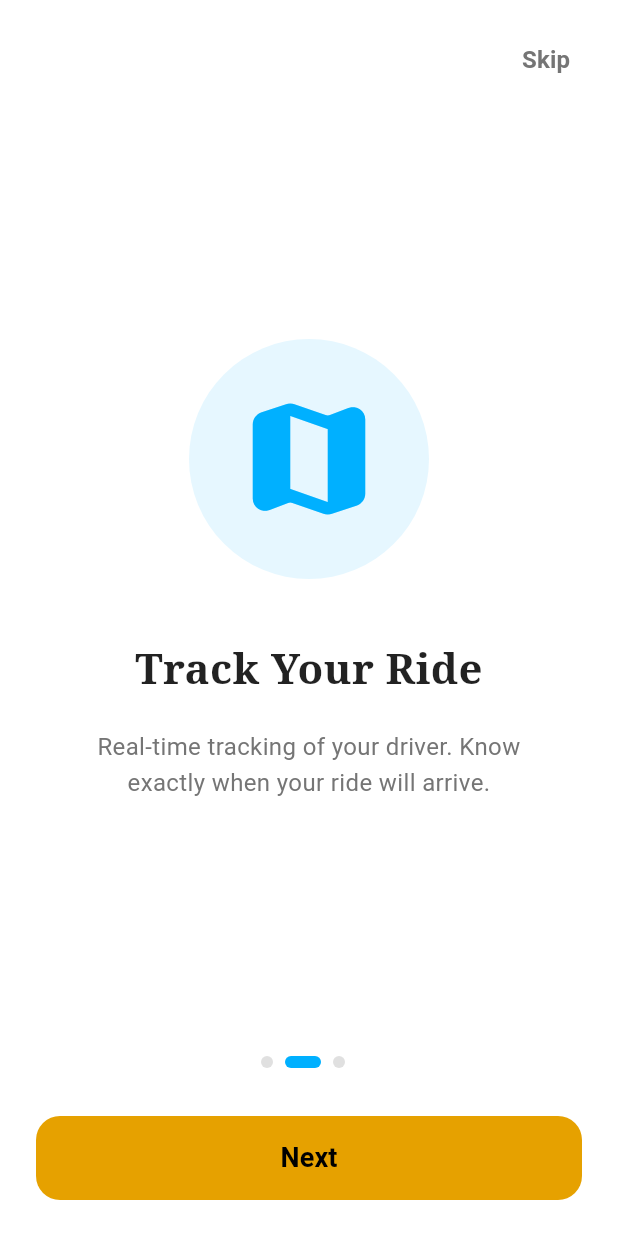
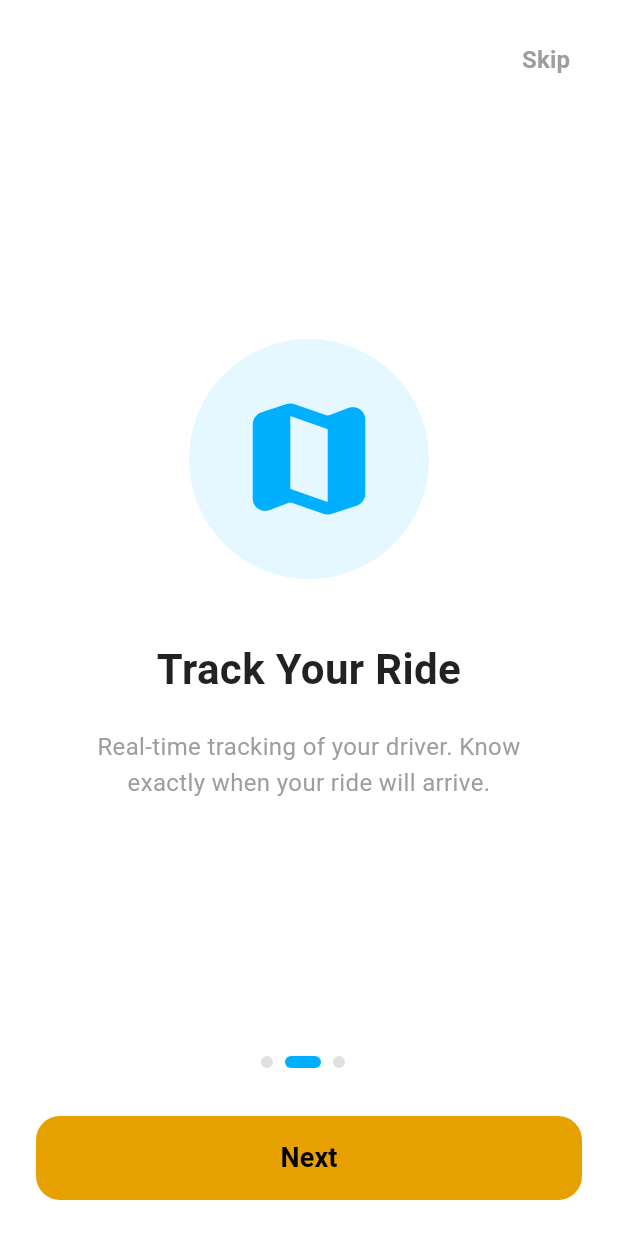
Before and after one commit to coodic/Aabo, a Flutter app: the screen it shows after launch, swiped to page 2, on a phone screen of 412 x 824 dp. Run offline on Flutter 3.47's test engine with Material 3 defaults, Android fonts, the phone set to English and light mode, and no system bars; our stand-ins replace flutter_dotenv, geolocator, google_maps_flutter, intl_phone_field.

Commit message:
modified:   lib/pages/choosing_location_page.dart 	modified:   lib/pages/onboarding_screen.dart

```diff
--- a/lib/pages/onboarding_screen.dart
+++ b/lib/pages/onboarding_screen.dart
@@ -75,10 +75,10 @@ class _OnBoardScreenState extends State<OnBoardScreen> {
                 padding: const EdgeInsets.all(16.0),
                 child: TextButton(
                   onPressed: _navigateToTerms,
-                  child: Text(
+                  child: const Text(
                     "Skip",
                     style: TextStyle(
-                      color: Colors.grey[600],
+                      color: Colors.grey,
                       fontSize: 16,
                       fontWeight: FontWeight.w600,
                     ),
@@ -107,7 +107,7 @@ class _OnBoardScreenState extends State<OnBoardScreen> {
                         Container(
                           padding: const EdgeInsets.all(30),
                           decoration: BoxDecoration(
-                            color: const Color(0xFF00B0FF).withValues(alpha: 0.1),
+                            color: const Color(0xFF00B0FF).withOpacity(0.1),
                             shape: BoxShape.circle,
                           ),
                           child: _contents[index].image != null
@@ -130,16 +130,15 @@ class _OnBoardScreenState extends State<OnBoardScreen> {
                             fontSize: 28,
                             fontWeight: FontWeight.bold,
                             color: Colors.black87,
-                            fontFamily: 'Serif',
                           ),
                         ),
                         const SizedBox(height: 20),
                         Text(
                           _contents[index].description,
                           textAlign: TextAlign.center,
-                          style: TextStyle(
+                          style: const TextStyle(
                             fontSize: 16,
-                            color: Colors.grey[600],
+                            color: Colors.grey,
                             height: 1.5,
                           ),
                         ),
@@ -215,7 +214,7 @@ class OnboardingContent {
   final IconData icon;
   final String? image;
 
-  OnboardingContent({
+  const OnboardingContent({
     required this.title,
     required this.description,
     required this.icon,
```
Also changed, not shown: lib/pages/choosing_location_page.dart (+15 -14 lines).
